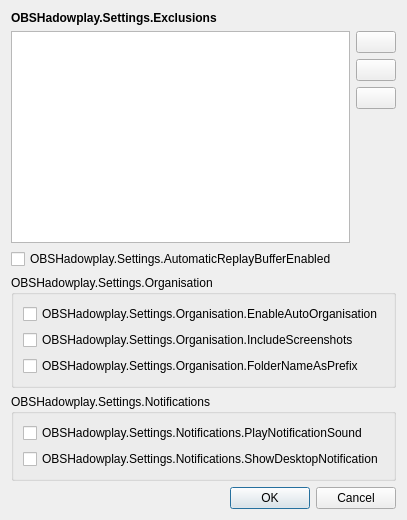
Above: src/ui/SettingsDialog.ui from EZ64cool/obs-hadowplay before the change. Below: the same form after it.
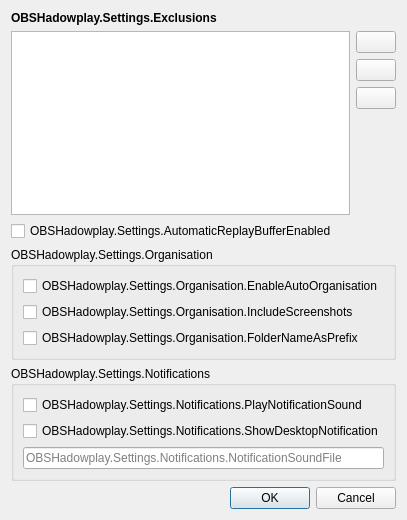
That is the form after the change.

Commit message: feature: Allow choosing notification sound path

```diff
--- a/src/ui/SettingsDialog.ui
+++ b/src/ui/SettingsDialog.ui
@@ -175,6 +175,13 @@
         </property>
        </widget>
       </item>
+	   <item>
+		<widget class="QLineEdit" name="notification_sound_file">
+		 <property name="placeholderText">
+		  <string>OBSHadowplay.Settings.Notifications.NotificationSoundFile</string>
+		 </property>
+		</widget>
+	   </item>
      </layout>
     </widget>
    </item>
```
The commit also changes 11 other files.
